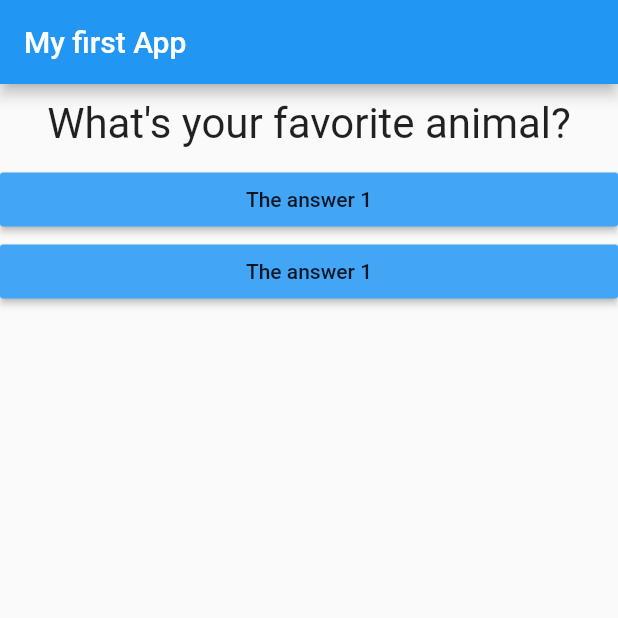
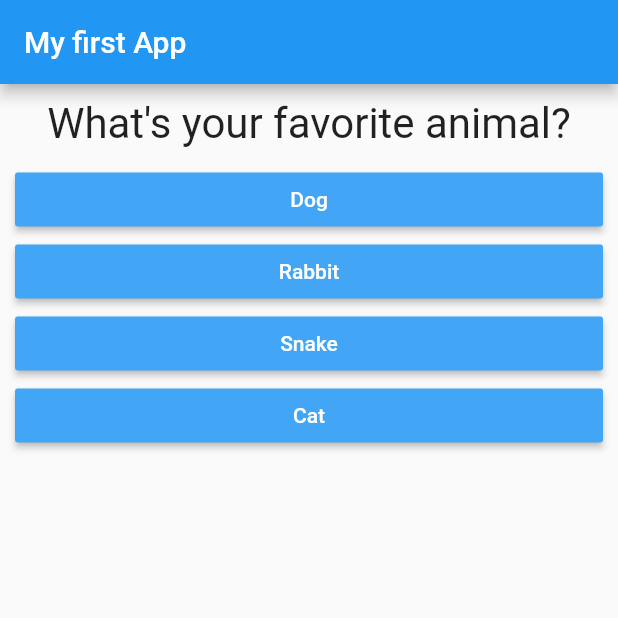
Before and after one commit to PedroBarata/flutter-quiz-app, a Flutter app: the screen it shows after launch, on a phone screen of 412 x 824 dp, the top half of it. Run offline on Flutter 3.47's test engine with Material 2 defaults, Android fonts, the phone set to English and light mode, and no system bars.

```diff
--- a/lib/answer.dart
+++ b/lib/answer.dart
@@ -2,17 +2,20 @@ import 'package:flutter/material.dart';
 
 class Answer extends StatelessWidget {
   final Function selectHandler;
+  final String answerText;
 
-  Answer({this.selectHandler});
+  Answer({this.selectHandler, this.answerText});
 
   @override
   Widget build(BuildContext context) {
     return Container(
       width: double.infinity,
+      margin: EdgeInsets.only(left: 10, right: 10),
       child: RaisedButton(
         color: Colors.blue[400],
         onPressed: selectHandler,
-        child: Text('The answer 1'),
+        child: Text(answerText),
+        textColor: Colors.white,
       ),
     );
   }
--- a/lib/main.dart
+++ b/lib/main.dart
@@ -21,8 +21,18 @@ class _MyAppState extends State<MyApp> {
   var _questionIndex = 0;
 
   var _questions = [
-    "What\'s your favorite animal?",
-    "What\'s your favorite color?"
+    {
+      "questionText": "What\'s your favorite animal?",
+      "answers": ["Dog", "Rabbit", "Snake", "Cat"]
+    },
+    {
+      "questionText": "What\'s your favorite color?",
+      "answers": ["Red", "Black", "Blue", "Yellow"]
+    },
+    {
+      "questionText": "Who\'s your favorite instructor?",
+      "answers": ["Max", "Max", "Max", "Max"]
+    },
   ];
 
   void _answerQuestion() {
@@ -40,14 +50,13 @@ class _MyAppState extends State<MyApp> {
           body: Column(
             children: <Widget>[
               Question(
-                questionText: _questions[_questionIndex],
+                questionText: _questions[_questionIndex]["questionText"],
               ),
-              Answer(
-                selectHandler: _answerQuestion,
-              ),
-              Answer(
-                selectHandler: _answerQuestion,
-              ),
+              ...(_questions[_questionIndex]["answers"] as List<String>)
+                  .map((answer) {
+                return Answer(
+                    selectHandler: _answerQuestion, answerText: answer);
+              }),
             ],
           )),
     );
```
